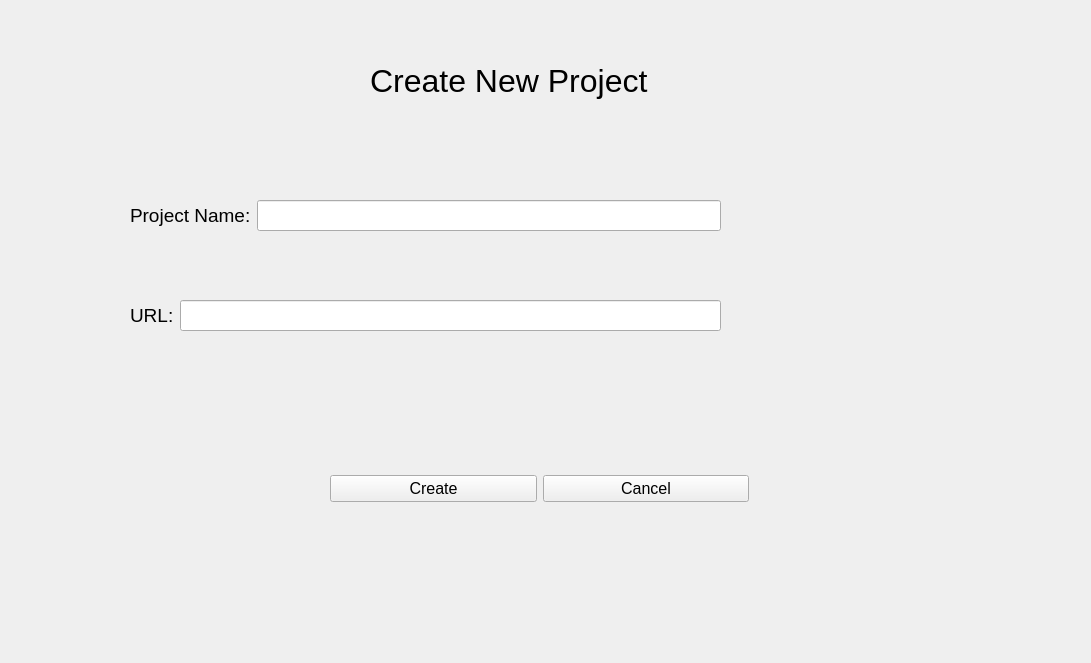
Qt form NewProjectWindow.ui (Ericaan/studio5_webscraping_app) before a commit.
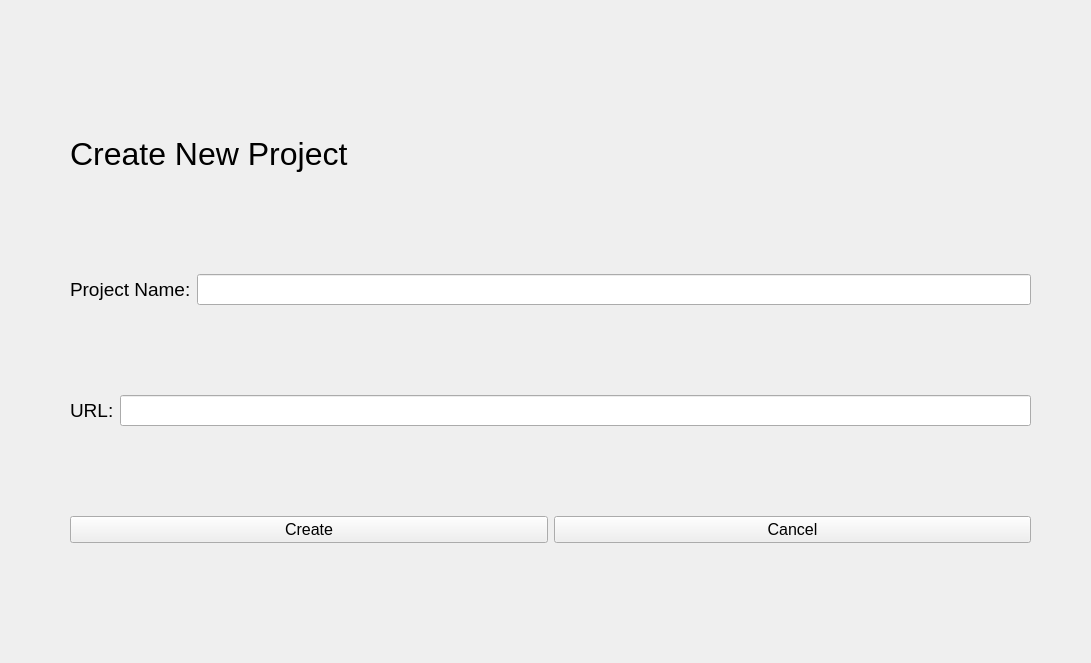
The same form after that commit.

Commit message:
Object names & layout
Meaningful object names and make the layout and its content adjust to the window size

What changed in the file:
```diff
--- a/NewProjectWindow.ui
+++ b/NewProjectWindow.ui
@@ -14,34 +14,64 @@
    <string>MainWindow</string>
   </property>
   <widget class="QWidget" name="centralwidget">
+   <widget class="QWidget" name="verticalLayoutWidget_3">
+    <property name="geometry">
+     <rect>
+      <x>70</x>
+      <y>30</y>
+      <width>961</width>
+      <height>601</height>
+     </rect>
+    </property>
+    <layout class="QVBoxLayout" name="main_layout">
+     <item>
+      <layout class="QVBoxLayout" name="main_label_layout">
+       <property name="sizeConstraint">
+        <enum>QLayout::SetDefaultConstraint</enum>
+       </property>
+       <item>
    <widget class="QLabel" name="main_label">
-    <property name="geometry">
-     <rect>
-      <x>370</x>
-      <y>50</y>
-      <width>351</width>
-      <height>61</height>
-     </rect>
+         <property name="enabled">
+          <bool>true</bool>
+         </property>
+         <property name="sizePolicy">
+          <sizepolicy hsizetype="Preferred" vsizetype="Preferred">
+           <horstretch>0</horstretch>
+           <verstretch>0</verstretch>
+          </sizepolicy>
+         </property>
+         <property name="minimumSize">
+          <size>
+           <width>500</width>
+           <height>70</height>
+          </size>
+         </property>
+         <property name="maximumSize">
+          <size>
+           <width>0</width>
+           <height>60</height>
+          </size>
     </property>
     <property name="font">
      <font>
       <pointsize>24</pointsize>
      </font>
     </property>
+         <property name="layoutDirection">
+          <enum>Qt::LeftToRight</enum>
+         </property>
     <property name="text">
      <string>Create New Project</string>
     </property>
    </widget>
-   <widget class="QWidget" name="verticalLayoutWidget">
-    <property name="geometry">
-     <rect>
-      <x>130</x>
-      <y>170</y>
-      <width>591</width>
-      <height>91</height>
-     </rect>
-    </property>
-    <layout class="QVBoxLayout" name="verticalLayout_3">
+       </item>
+      </layout>
+     </item>
+     <item>
+      <layout class="QVBoxLayout" name="project_name_layout">
+       <property name="sizeConstraint">
+        <enum>QLayout::SetDefaultConstraint</enum>
+       </property>
      <item>
       <layout class="QHBoxLayout" name="horizontalLayout">
        <item>
@@ -68,17 +98,12 @@
       </layout>
      </item>
     </layout>
-   </widget>
-   <widget class="QWidget" name="verticalLayoutWidget_2">
-    <property name="geometry">
-     <rect>
-      <x>130</x>
-      <y>270</y>
-      <width>591</width>
-      <height>91</height>
-     </rect>
-    </property>
-    <layout class="QVBoxLayout" name="verticalLayout_4">
+     </item>
+     <item>
+      <layout class="QVBoxLayout" name="url_layout">
+       <property name="sizeConstraint">
+        <enum>QLayout::SetMinimumSize</enum>
+       </property>
      <item>
       <layout class="QHBoxLayout" name="horizontalLayout_3">
        <item>
@@ -105,22 +130,12 @@
       </layout>
      </item>
     </layout>
-   </widget>
-   <widget class="QWidget" name="horizontalLayoutWidget_2">
-    <property name="geometry">
-     <rect>
-      <x>330</x>
-      <y>450</y>
-      <width>419</width>
-      <height>78</height>
-     </rect>
-    </property>
-    <property name="font">
-     <font>
-      <pointsize>12</pointsize>
-     </font>
-    </property>
-    <layout class="QHBoxLayout" name="horizontalLayout_4">
+     </item>
+     <item>
+      <layout class="QHBoxLayout" name="buttons_layout">
+       <property name="sizeConstraint">
+        <enum>QLayout::SetDefaultConstraint</enum>
+       </property>
      <item>
       <widget class="QPushButton" name="create_button">
        <property name="font">
@@ -146,6 +161,8 @@
       </widget>
      </item>
     </layout>
+     </item>
+    </layout>
    </widget>
   </widget>
  </widget>
```
Left out of the diff: 43 changed lines with no effect on the pictures. Lines whose indentation alone changed are shown as unchanged. The commit also changes 3 other files.
